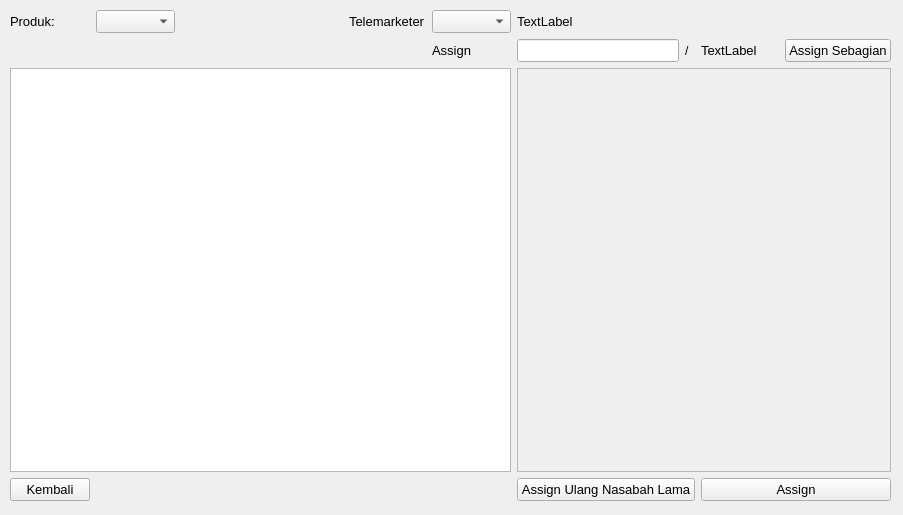
This is mainFiles/assets/ui/assignCustomer.ui in NathanielClarence/telemarketingdb as Qt 5 draws it before an edit. The edited form follows.
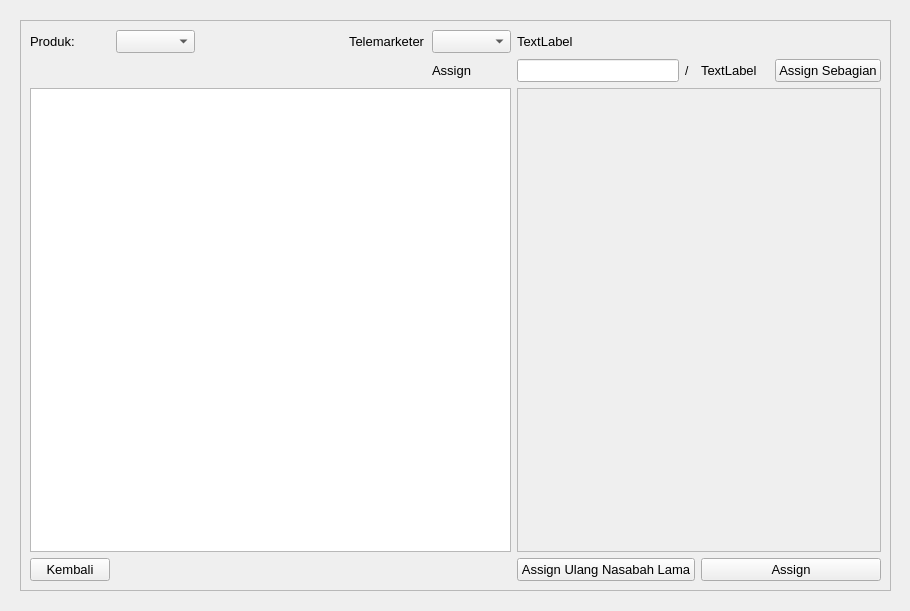
This is the edited form.

```diff
--- a/mainFiles/assets/ui/assignCustomer.ui
+++ b/mainFiles/assets/ui/assignCustomer.ui
@@ -6,22 +6,36 @@
    <rect>
     <x>0</x>
     <y>0</y>
-    <width>903</width>
-    <height>515</height>
+    <width>910</width>
+    <height>611</height>
    </rect>
   </property>
   <property name="windowTitle">
    <string>Form</string>
   </property>
-  <widget class="QWidget" name="gridLayoutWidget">
+  <widget class="QScrollArea" name="scrollArea_2">
    <property name="geometry">
     <rect>
-     <x>10</x>
-     <y>10</y>
-     <width>881</width>
-     <height>491</height>
+     <x>20</x>
+     <y>20</y>
+     <width>871</width>
+     <height>571</height>
     </rect>
    </property>
+   <property name="widgetResizable">
+    <bool>true</bool>
+   </property>
+   <widget class="QWidget" name="scrollAreaWidgetContents_2">
+    <property name="geometry">
+     <rect>
+      <x>0</x>
+      <y>0</y>
+      <width>869</width>
+      <height>569</height>
+     </rect>
+    </property>
+    <layout class="QGridLayout" name="gridLayout_2">
+     <item row="0" column="0">
    <layout class="QGridLayout" name="gridLayout">
     <item row="0" column="1">
      <widget class="QComboBox" name="cmb_product">
@@ -184,8 +198,8 @@
         <rect>
          <x>0</x>
          <y>0</y>
-         <width>361</width>
-         <height>399</height>
+            <width>356</width>
+            <height>459</height>
         </rect>
        </property>
        <layout class="QVBoxLayout" name="verticalLayout"/>
@@ -250,6 +264,9 @@
      </widget>
     </item>
    </layout>
+     </item>
+    </layout>
+   </widget>
   </widget>
  </widget>
  <resources/>
```
Left out of the diff: 3 changed lines with no effect on the pictures. Lines whose indentation alone changed are shown as unchanged.
